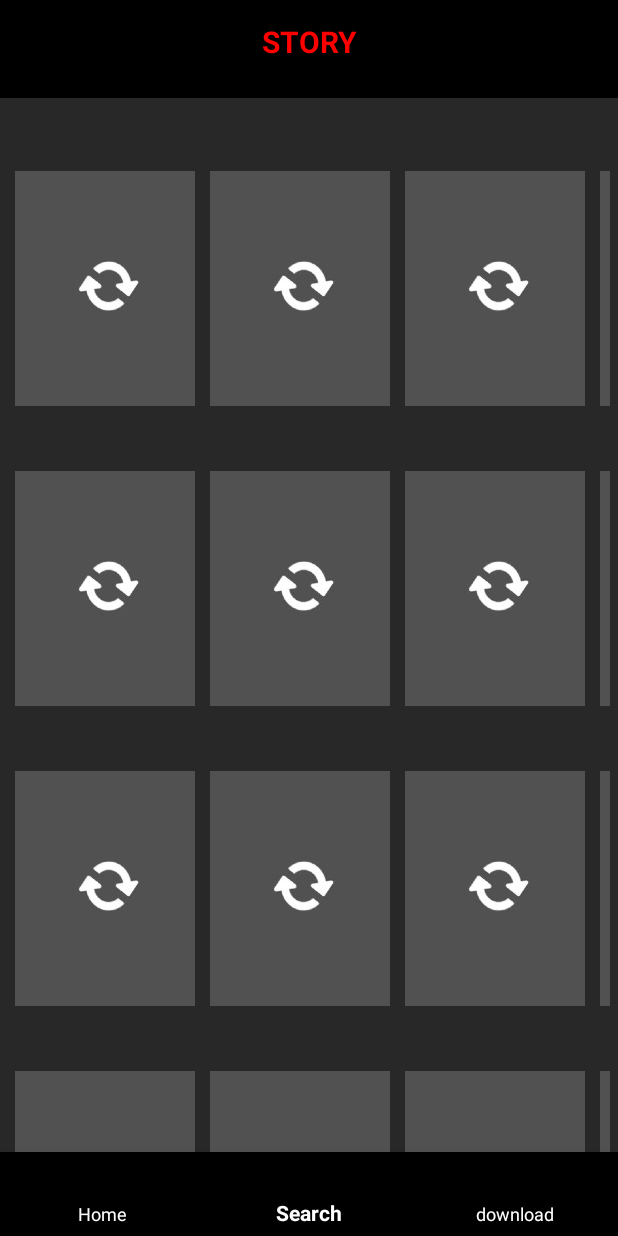
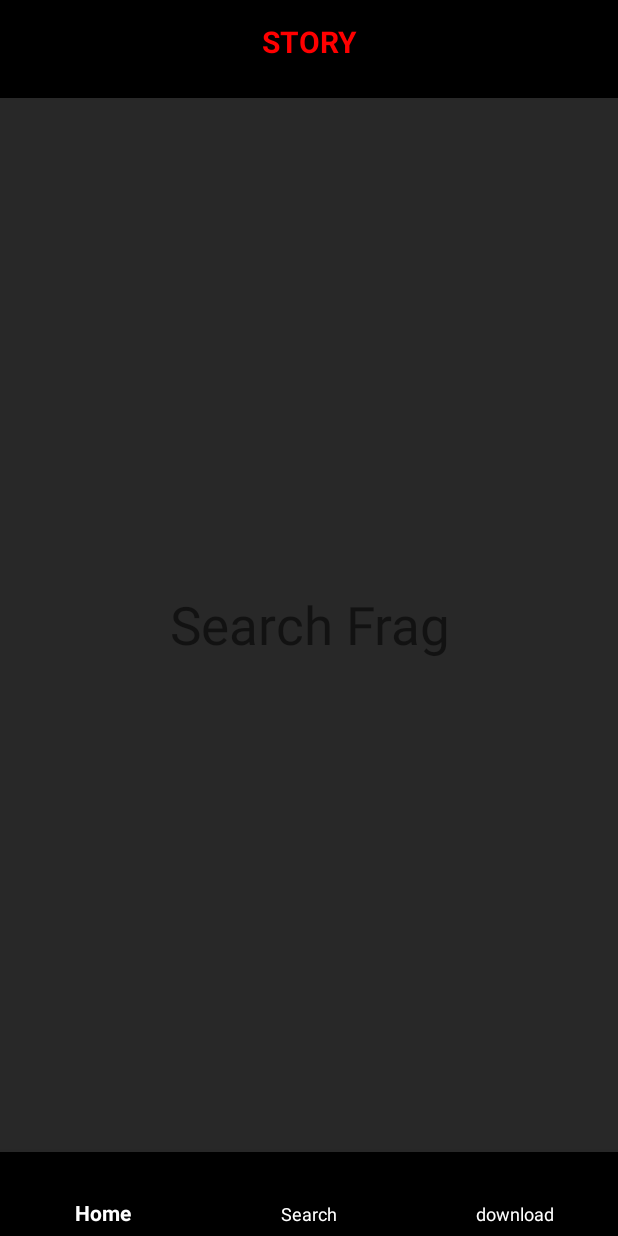
Before and after one commit to mohini14/Story, an Android app: the screen it shows after launch (MainActivity), item 2 of the bottom bar chosen, on a phone screen of 412 x 824 dp. Run offline under Robolectric (Android 15) with nearby library versions, the phone set to English and light mode, and no system bars; our stand-ins replace ButterKnife, Picasso; libraries missing offline, so code that uses them is left out: io.bloco.faker; pictures from the network do not load; 8 statements that could not run were skipped.

Commit message:
bottom navigation fragments

```diff
--- a/app/build.gradle
+++ b/app/build.gradle
@@ -41,15 +41,15 @@ dependencies {
     implementation 'com.jakewharton:butterknife:8.8.1'
     annotationProcessor 'com.jakewharton:butterknife-compiler:8.8.1'
 
-    // Lombok
+    // Lombo
     compileOnly 'org.projectlombok:lombok:1.18.0'
     annotationProcessor 'org.projectlombok:lombok:1.18.0'
 
-    // https://mvnrepository.com/artifact/com.github.javafaker/javafaker
 //    implementation group: 'com.github.javafaker', name: 'javafaker', version: '0.2'
     implementation 'com.github.blocoio:faker:1.0.1'
 
-    implementation 'com.squareup.picasso:picasso:2.5.0'
+    //picasso
+    implementation 'com.squareup.picasso:picasso:2.5.2'
 
     //bottom navigation view
     implementation 'com.android.support:design:27.1.1'
--- /dev/null
+++ b/app/src/main/java/com/topstories/story/activities/home/HomeFragment.java
@@ -0,0 +1,40 @@
+package com.topstories.story.activities.home;
+
+import android.os.Bundle;
+import android.support.annotation.Nullable;
+import android.support.v4.app.Fragment;
+import android.support.v7.widget.LinearLayoutManager;
+import android.support.v7.widget.RecyclerView;
+import android.view.LayoutInflater;
+import android.view.View;
+import android.view.ViewGroup;
+
+import com.topstories.story.R;
+import com.topstories.story.model.MainPageData;
+
+import butterknife.BindView;
+import butterknife.ButterKnife;
+
+public class HomeFragment extends Fragment {
+
+
+    @BindView(R.id.parent_recycler_view)
+    RecyclerView mMainPageRecyclerView;
+
+    @Nullable
+    @Override
+    public View onCreateView(LayoutInflater inflater, @Nullable ViewGroup container, @Nullable Bundle savedInstanceState) {
+        View root = inflater.inflate(R.layout.fragment_home, container, false);
+        setUpLayout(root);
+        return root;
+    }
+
+    private void setUpLayout(View v){
+        ButterKnife.bind(this, v);
+
+        mMainPageRecyclerView.setHasFixedSize(true);
+        mMainPageRecyclerView.setLayoutManager(new LinearLayoutManager(getContext()));
+        mMainPageRecyclerView.setAdapter(new MainActivityRecyclerView(new MainPageData().getData(), getContext()));
+    }
+
+}
--- /dev/null
+++ b/app/src/main/java/com/topstories/story/activities/home/MainActivity.java
@@ -0,0 +1,96 @@
+package com.topstories.story.activities.home;
+
+import android.os.Bundle;
+import android.support.annotation.NonNull;
+import android.support.annotation.Nullable;
+import android.support.design.widget.BottomNavigationView;
+import android.support.v4.app.FragmentTransaction;
+import android.support.v7.app.AppCompatActivity;
+import android.support.v7.widget.LinearLayoutManager;
+import android.support.v7.widget.RecyclerView;
+import android.support.v7.widget.Toolbar;
+import android.view.Menu;
+import android.view.MenuInflater;
+import android.view.MenuItem;
+
+import com.topstories.story.R;
+import com.topstories.story.activities.download.DownloadFragment;
+import com.topstories.story.activities.search.SearchFragment;
+import com.topstories.story.model.MainPageData;
+
+import butterknife.BindView;
+import butterknife.ButterKnife;
+import butterknife.Unbinder;
+
+public class MainActivity extends AppCompatActivity implements BottomNavigationView.OnNavigationItemSelectedListener{
+
+
+    @Nullable
+    @BindView(R.id.my_toolbar)
+    Toolbar mToolbar;
+
+    @BindView(R.id.bottom_navigation_view)
+    BottomNavigationView mBottomNavigationView;
+
+    private Unbinder mUnBinder;
+    public static int SEARCH_FRAGMENT_TAG = 10000;
+    public static int DOWNLOAD_FRAGMENT_TAG = 2000;
+    public static int HOME_FRAGMENT_TAG = 30000;
+
+    @Override
+    protected void onCreate(Bundle savedInstanceState) {
+        super.onCreate(savedInstanceState);
+        setContentView(R.layout.activity_main);
+        setUpLauyout();
+    }
+
+    @Override
+    protected void onDestroy() {
+        mUnBinder.unbind();
+        super.onDestroy();
+    }
+
+    private void setUpLauyout() {
+
+        mUnBinder = ButterKnife.bind(this);
+        setSupportActionBar(mToolbar);
+
+        mBottomNavigationView.setOnNavigationItemSelectedListener(this);
+        attachHomeActivityByDefault();
+    }
+
+    private void attachHomeActivityByDefault(){
+        addFragmentOnHomeActivity(new HomeFragment(), HOME_FRAGMENT_TAG);
+    }
+    /**
+     * Method to add fragment on home view container
+     * @param fragment : frag class
+     * @param tag : tag of frag defined in Home class
+     */
+    private void addFragmentOnHomeActivity(android.support.v4.app.Fragment fragment, int tag){
+        android.support.v4.app.Fragment fragExists = getSupportFragmentManager().findFragmentByTag(String.valueOf(tag));
+        if (fragExists == null) {
+            FragmentTransaction transaction = getSupportFragmentManager().beginTransaction();
+                transaction.replace(R.id.home_frag_container, fragment, String.valueOf(tag));
+                transaction.addToBackStack(String.valueOf(tag)).commit();
+        }
+    }
+
+    @Override
+    public boolean onNavigationItemSelected(@NonNull MenuItem item) {
+        switch (item.getItemId()) {
+            case R.id.navigation_home:
+                addFragmentOnHomeActivity(new HomeFragment(), HOME_FRAGMENT_TAG);
+                break;
+            case R.id.navigation_search:
+                addFragmentOnHomeActivity(new SearchFragment(), SEARCH_FRAGMENT_TAG);
+                break;
+            case R.id.navigation_downloads:
+                addFragmentOnHomeActivity(new DownloadFragment(), DOWNLOAD_FRAGMENT_TAG);
+                break;
+            default:
+                break;
+        }
+        return false;
+    }
+}
--- a/app/src/main/java/com/topstories/story/activity/main_activity/MainActivityRecyclerView.java
+++ b/app/src/main/java/com/topstories/story/activities/home/MainActivityRecyclerView.java
@@ -1,4 +1,4 @@
-package com.topstories.story.activity.main_activity;
+package com.topstories.story.activities.home;
 
 import android.content.Context;
 import android.support.annotation.NonNull;
--- /dev/null
+++ b/app/src/main/java/com/topstories/story/activities/search/SearchFragment.java
@@ -0,0 +1,21 @@
+package com.topstories.story.activities.search;
+
+import android.os.Bundle;
+import android.support.annotation.Nullable;
+import android.view.LayoutInflater;
+import android.view.View;
+import android.view.ViewGroup;
+
+import com.topstories.story.R;
+
+public class SearchFragment extends android.support.v4.app.Fragment {
+
+
+    @Nullable
+    @Override
+    public View onCreateView(LayoutInflater inflater, @Nullable ViewGroup container, @Nullable Bundle savedInstanceState) {
+        View root = inflater.inflate(R.layout.fragment_search, container, false);
+        return root;
+    }
+
+}
--- a/app/src/main/java/com/topstories/story/activity/main_activity/MainActivity.java
+++ /dev/null
@@ -1,50 +0,0 @@
-package com.topstories.story.activity.main_activity;
-
-import android.os.Bundle;
-import android.support.annotation.Nullable;
-import android.support.v7.app.AppCompatActivity;
-import android.support.v7.widget.LinearLayoutManager;
-import android.support.v7.widget.RecyclerView;
-import android.support.v7.widget.Toolbar;
-
-import com.topstories.story.R;
-import com.topstories.story.model.MainPageData;
-
-import butterknife.BindView;
-import butterknife.ButterKnife;
-import butterknife.Unbinder;
-
-public class MainActivity extends AppCompatActivity {
-
-    @BindView(R.id.parent_recycler_view)
-    RecyclerView mMainPageRecyclerView;
-
-    @Nullable
-    @BindView(R.id.my_toolbar)
-    Toolbar mToolbar;
-
-    private Unbinder mUnBinder;
-
-    @Override
-    protected void onCreate(Bundle savedInstanceState) {
-        super.onCreate(savedInstanceState);
-        setContentView(R.layout.activity_main);
-        setUpLauyout();
-    }
-
-    @Override
-    protected void onDestroy() {
-        mUnBinder.unbind();
-        super.onDestroy();
-    }
-
-    private void setUpLauyout(){
-
-        mUnBinder = ButterKnife.bind(this);
-        setSupportActionBar(mToolbar);
-
-        mMainPageRecyclerView.setHasFixedSize(true);
-        mMainPageRecyclerView.setLayoutManager(new LinearLayoutManager(this));
-        mMainPageRecyclerView.setAdapter(new MainActivityRecyclerView(new MainPageData().getData(), this));
-    }
-}
--- a/app/src/main/java/com/topstories/story/model/MainPageData.java
+++ b/app/src/main/java/com/topstories/story/model/MainPageData.java
@@ -42,5 +42,7 @@ public class MainPageData {
     }
 
 
-
+    public String getCategory() {
+        return category;
+    }
 }
--- a/app/src/main/res/layout/activity_main.xml
+++ b/app/src/main/res/layout/activity_main.xml
@@ -4,8 +4,7 @@
     xmlns:tools="http://schemas.android.com/tools"
     android:layout_width="match_parent"
     android:layout_height="match_parent"
-    android:orientation="vertical"
-    tools:context=".MainActivity">
+    android:orientation="vertical">
 
     <include
         android:id="@+id/include"
@@ -17,29 +16,20 @@
         app:layout_constraintTop_toTopOf="parent" />
 
     <FrameLayout
-        android:id="@+id/container"
+        android:id="@+id/home_frag_container"
         android:layout_height="0dp"
         android:layout_width="match_parent"
         android:layout_marginBottom="0dp"
         android:background="@color/colorPrimaryDark"
         app:layout_behavior="@string/appbar_scrolling_view_behavior"
-        app:layout_constraintBottom_toTopOf="@+id/linearLayout"
+        app:layout_constraintBottom_toTopOf="@+id/bottom_navigation_view"
         app:layout_constraintEnd_toEndOf="parent"
         app:layout_constraintStart_toStartOf="parent"
         app:layout_constraintTop_toBottomOf="@+id/include">
-
-        <android.support.v7.widget.RecyclerView
-            android:id="@+id/parent_recycler_view"
-            android:layout_width="match_parent"
-            android:layout_height="wrap_content"
-            android:layout_marginEnd="5dp"
-            android:layout_marginStart="10dp"
-            android:layout_marginTop="5dp"
-            android:orientation="vertical" />
     </FrameLayout>
 
     <android.support.design.widget.BottomNavigationView
-        android:id="@+id/linearLayout"
+        android:id="@+id/bottom_navigation_view"
         android:layout_width="match_parent"
         android:layout_height="56dp"
         android:background="@color/colorPrimary"
--- /dev/null
+++ b/app/src/main/res/layout/fragment_search.xml
@@ -0,0 +1,12 @@
+<?xml version="1.0" encoding="utf-8"?>
+<LinearLayout    xmlns:android="http://schemas.android.com/apk/res/android" android:layout_width="match_parent"
+    android:layout_height="match_parent">
+
+    <TextView
+        android:layout_width="match_parent"
+        android:layout_height="match_parent"
+        android:text="Search Frag"
+        android:textSize="35sp"
+        android:gravity="center"/>
+
+</LinearLayout>
--- a/app/src/main/res/menu/bottom_navigation_item.xml
+++ b/app/src/main/res/menu/bottom_navigation_item.xml
@@ -4,16 +4,16 @@
     <item
         android:id="@+id/navigation_home"
         android:icon="@drawable/home"
-        android:title="Home"/>
+        android:title="@string/home_option"/>
 
     <item
         android:id="@+id/navigation_search"
         android:icon="@drawable/search"
-        android:title="Search"/>
+        android:title="@string/search_option"/>
 
     <item
         android:id="@+id/navigation_downloads"
         android:icon="@drawable/download_arrow"
-        android:title="download"/>
+        android:title="@string/download_option"/>
 
 </menu>
--- a/app/src/main/res/values/strings.xml
+++ b/app/src/main/res/values/strings.xml
@@ -1,4 +1,7 @@
 <resources>
     <string name="app_name">Story</string>
     <string name="action_settings">Settings</string>
+    <string name="home_option">Home</string>
+    <string name="search_option">Search</string>
+    <string name="download_option">download</string>
 </resources>
```
Also changed, not shown: app/src/main/AndroidManifest.xml (+5 -3 lines), app/src/main/java/com/topstories/story/activities/download/DownloadFragment.java (added, +21 -0 lines), app/src/main/java/com/topstories/story/activities/home/MainPageHorizontalRecyclerView.java (renamed from app/src/main/java/com/topstories/story/activity/main_activity/MainPageHorizontalRecyclerView.java, +2 -5 lines), app/src/main/res/layout/fragment_download.xml (added, +12 -0 lines), app/src/main/res/layout/fragment_home.xml (added, +15 -0 lines).
